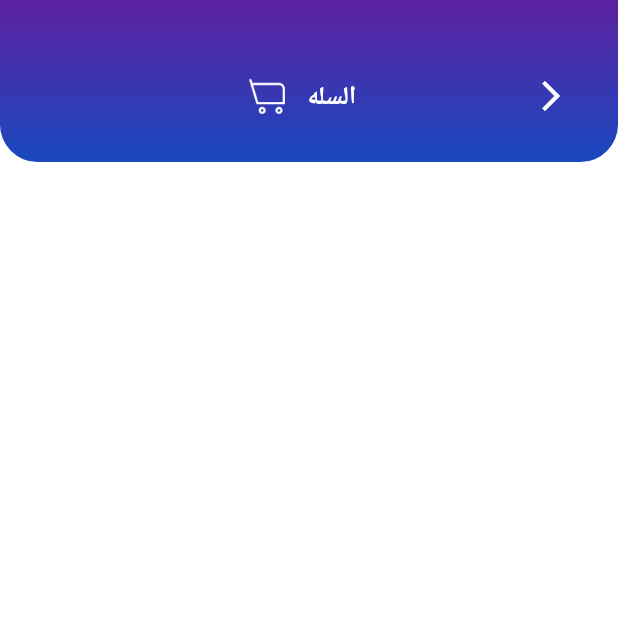
After one commit to ahmedelazab1220/Store-App, a Flutter app: the BasketScreen screen opened by its route, on a phone screen of 412 x 824 dp, the top half of it. The commit adds this screen. Run offline on Flutter 3.47's test engine with Material 3 defaults, Android fonts, the phone set to English and light mode, and no system bars; our stand-ins replace animate_do, bloc, carousel_slider, device_preview, dio, flutter_bloc and 5 more; Roboto replaces fonts that are missing (Almarai).

Commit message:
refecator code and use one AppBar in all screen not contain textfield

```diff
--- /dev/null
+++ b/lib/Core/shared_widget/custom_appbar.dart
@@ -0,0 +1,72 @@
+import 'package:flutter/material.dart';
+import 'package:flutter_svg/svg.dart';
+
+import '../../../../../Core/utils/colors.dart';
+import '../../../../../Core/utils/styles.dart';
+import '../utils/images.dart';
+import 'notifaction_and_dot.dart';
+
+class CustomAppbar extends StatelessWidget {
+  const CustomAppbar({super.key, required this.text, this.image, this.colorDotNotification});
+
+  final String text;
+  final String? image;
+  final Color? colorDotNotification;
+
+  @override
+  Widget build(BuildContext context) {
+    return Padding(
+      padding: const EdgeInsets.only(bottom: 30),
+      child: Container(
+        padding: const EdgeInsets.only(top: 40, bottom: 20,left: 60),
+        width: double.infinity,
+        decoration: const BoxDecoration(
+          borderRadius: BorderRadius.only(
+            topLeft: Radius.circular(0),
+            topRight: Radius.circular(0),
+            bottomLeft: Radius.circular(25),
+            bottomRight: Radius.circular(25),
+          ),
+          gradient: LinearGradient(
+            colors: [
+              AppColors.purpleIrisColor,
+              AppColors.ceruleanBlueColor,
+            ],
+            begin: Alignment.topCenter,
+            end: Alignment.bottomCenter,
+          ),
+        ),
+        child: Row(
+          mainAxisAlignment: MainAxisAlignment.center,
+          children: [
+            Spacer(),
+            if (image != null&& colorDotNotification==null)Image(image: AssetImage(image!),
+            width: 24,
+              height: 24,
+            ),
+            if (colorDotNotification !=null &&image!=null) NotificationAndDot(colorDot:colorDotNotification! ,widget: SvgPicture.asset(image!,),),
+            SizedBox(width: 15,),
+            Text(
+              text,
+              textAlign: TextAlign.center,
+              style: Styles.textStyle36,
+            ),
+            Spacer(),
+            IconButton(
+              onPressed: () {
+                Navigator.pop(context);
+              },
+              icon: const Icon(
+                Icons.arrow_forward_ios,
+                color: AppColors.white,
+              ),
+            ),
+            SizedBox(
+              width: MediaQuery.of(context).size.width * 0.05,
+            ),
+          ],
+        ),
+      ),
+    );
+  }
+}
--- a/lib/Core/utils/routers.dart
+++ b/lib/Core/utils/routers.dart
@@ -3,7 +3,7 @@ import 'package:storeapp/Features/home/presentation/views/home_screen.dart';
 import 'package:storeapp/Features/notification/presentation/views/notification_screen.dart';
 import 'package:storeapp/Features/onBoarding/presentation/view/on_boarding_screen.dart';
 import 'package:storeapp/Features/splash/presentation/view/splash_screen.dart';
-
+import '../../Features/basket/presentation/views/view_basket.dart';
 import '../../Features/product_details/presentation/views/view.dart';
 import '../../Features/products_company/presentation/view/view.dart';
 import '../../Features/products_sections/presentation/views/view.dart';
@@ -16,6 +16,7 @@ abstract class AppRouter {
   static const String kProductsCompanyScreen = '/ProductsCompanyScreen';
   static const String kProductsSectionScreen = '/ProductsSectionScreen';
   static const String kProductDetailsScreen = '/ProductDetailsScreen';
+  static const String kBasketScreen = '/BasketScreen';
 
   static final router = GoRouter(
     routes: [
@@ -46,6 +47,9 @@ abstract class AppRouter {
       GoRoute(
         path: kProductDetailsScreen,
         builder: (context, state) => const ProductDetailsScreen(),
+      ),GoRoute(
+        path: kBasketScreen,
+        builder: (context, state) => const BasketScreen(),
       ),
     ],
   );
--- /dev/null
+++ b/lib/Features/basket/presentation/views/view_basket.dart
@@ -0,0 +1,17 @@
+import 'package:flutter/material.dart';
+import 'package:storeapp/Core/utils/colors.dart';
+import 'package:storeapp/Features/basket/presentation/views/widget/basket_body.dart';
+
+class BasketScreen extends StatelessWidget {
+  const BasketScreen({super.key});
+
+  @override
+  Widget build(BuildContext context) {
+    return Scaffold(
+      backgroundColor: AppColors.white,
+      body: BasketBody(
+
+      ),
+    );
+  }
+}
--- /dev/null
+++ b/lib/Features/basket/presentation/views/widget/basket_body.dart
@@ -0,0 +1,16 @@
+import 'package:flutter/cupertino.dart';
+
+import '../../../../../Core/shared_widget/custom_appbar.dart';
+
+class BasketBody extends StatelessWidget {
+  const BasketBody({super.key});
+
+  @override
+  Widget build(BuildContext context) {
+    return Column(
+      children: [
+        CustomAppbar(text: 'السله', image: "assets/images/teenyicons_cart-outline.png",)
+      ],
+    );
+  }
+}
--- a/lib/Features/home/presentation/views/widgets/custom_appbar_homescreen.dart
+++ b/lib/Features/home/presentation/views/widgets/custom_appbar_homescreen.dart
@@ -28,7 +28,10 @@ class CustomAppbarHomeScreen extends StatelessWidget {
                     //Navigate to product in  car
                     GestureDetector(
                       child: SvgPicture.asset(AppImages.kCarShopping),
-                      onTap: (){},
+                      onTap: (){
+                        GoRouter.of(context)
+                            .push(AppRouter.kBasketScreen);
+                      },
                     ),
                     SizedBox(width: MediaQuery.of(context).size.width*0.07,),
                     NotificationAndDot(colorDot:   AppColors.lILACSPRINGColor, widget:SvgPicture.asset(AppImages.kNoticesIcon) ,onTap: (){
--- a/lib/Features/product_details/presentation/views/widgets/product_details_body.dart
+++ b/lib/Features/product_details/presentation/views/widgets/product_details_body.dart
@@ -1,5 +1,5 @@
 import 'package:flutter/material.dart';
-import 'custom_appbar_product_details.dart';
+import '../../../../../Core/shared_widget/custom_appbar.dart';
 import 'custom_button.dart';
 import 'custom_panner.dart';
 import 'detials_container.dart';
@@ -11,7 +11,7 @@ class ProductDetailsBody extends StatelessWidget {
   Widget build(BuildContext context) {
     return const CustomScrollView(
       slivers: [
-        SliverToBoxAdapter(child: CustomAppbarProductDetails()),
+        SliverToBoxAdapter(child: CustomAppbar(text: "تفاصيل المنتج",)),
         SliverToBoxAdapter(child: CustomBanner()),
         SliverToBoxAdapter(child: SizedBox(height: 24,)),
         SliverToBoxAdapter(
```
Also changed, not shown: lib/Features/notification/presentation/views/widgets/custom_appbar_notification_screen.dart (deleted, +0 -57 lines), lib/Features/notification/presentation/views/widgets/notification_found_body.dart (+6 -3 lines), lib/Features/notification/presentation/views/widgets/notification_not_found_body.dart (+5 -2 lines), lib/Features/product_details/presentation/views/widgets/custom_appbar_product_details.dart (deleted, +0 -58 lines), assets/images/teenyicons_cart-outline.png (added).
